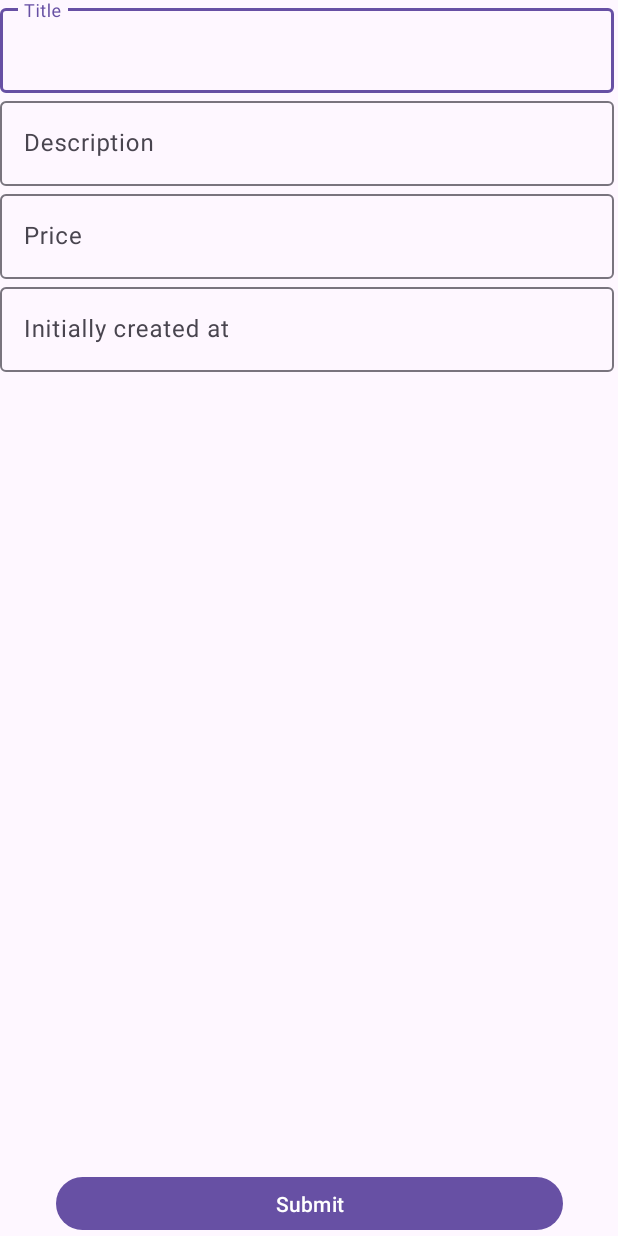
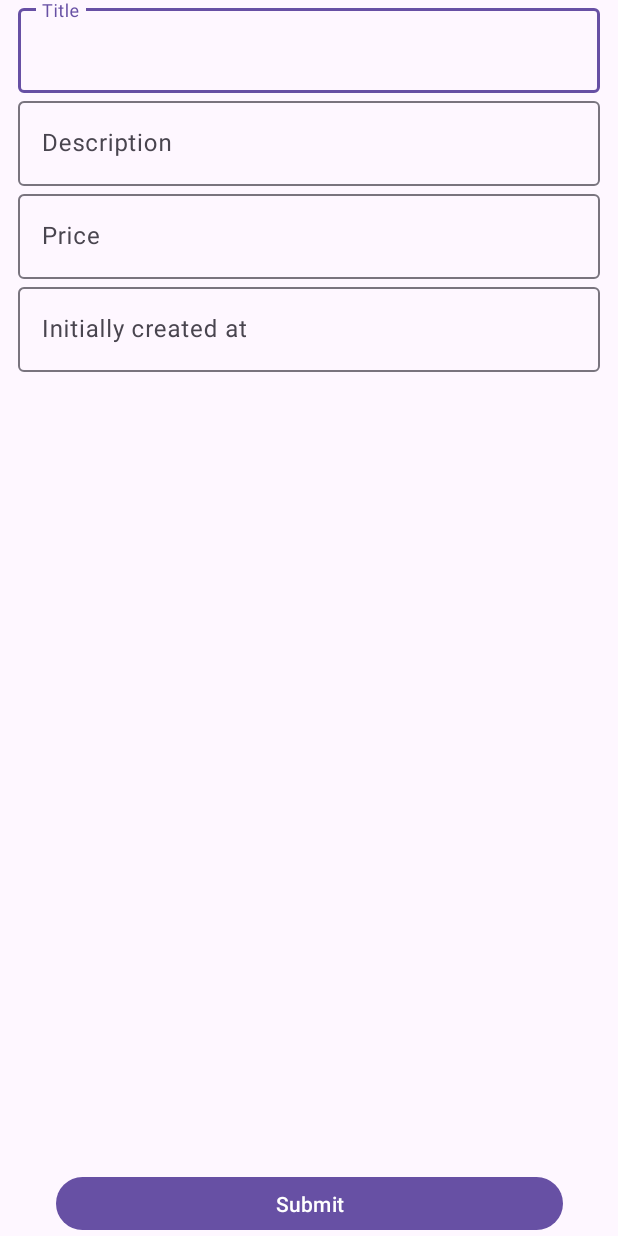
Before and after one commit to craftidev/ENI-android-studio, an Android app: the screen it shows after launch (MainActivity), on a phone screen of 412 x 824 dp. Run offline under Robolectric (Android 15) with nearby library versions, the phone set to English and light mode, and no system bars.

Commit message:
add margin first exercise enishop

```diff
--- a/enishop/src/main/res/layout/activity_main.xml
+++ b/enishop/src/main/res/layout/activity_main.xml
@@ -8,60 +8,65 @@
 
     <com.google.android.material.textfield.TextInputLayout
         android:id="@+id/textInputLayout"
-        android:layout_width="409dp"
+        android:layout_width="0dp"
         android:layout_height="wrap_content"
-        app:layout_constraintTop_toTopOf="parent"
-        tools:layout_editor_absoluteX="1dp">
+        app:layout_constraintEnd_toStartOf="@+id/guideline2"
+        app:layout_constraintStart_toStartOf="@+id/guideline"
+        app:layout_constraintTop_toTopOf="parent">
 
         <com.google.android.material.textfield.TextInputEditText
             android:id="@+id/title"
             android:layout_width="match_parent"
-            android:layout_height="wrap_content"
+            android:layout_height="match_parent"
             android:hint="Title"
             android:inputType="text" />
     </com.google.android.material.textfield.TextInputLayout>
 
     <com.google.android.material.textfield.TextInputLayout
         android:id="@+id/textInputLayout2"
-        android:layout_width="409dp"
+        android:layout_width="0dp"
         android:layout_height="wrap_content"
-        app:layout_constraintTop_toBottomOf="@+id/textInputLayout"
-        tools:layout_editor_absoluteX="1dp">
+        app:layout_constraintEnd_toStartOf="@+id/guideline2"
+        app:layout_constraintStart_toStartOf="@+id/guideline"
+        app:layout_constraintTop_toBottomOf="@+id/textInputLayout">
 
         <com.google.android.material.textfield.TextInputEditText
             android:id="@+id/description"
             android:layout_width="match_parent"
-            android:layout_height="wrap_content"
+            android:layout_height="match_parent"
             android:hint="Description"
             android:inputType="text" />
     </com.google.android.material.textfield.TextInputLayout>
 
     <com.google.android.material.textfield.TextInputLayout
         android:id="@+id/textInputLayout3"
-        android:layout_width="409dp"
+        android:layout_width="0dp"
         android:layout_height="wrap_content"
-        app:layout_constraintTop_toBottomOf="@+id/textInputLayout2"
-        tools:layout_editor_absoluteX="1dp">
+        app:layout_constraintEnd_toStartOf="@+id/guideline2"
+        app:layout_constraintStart_toStartOf="@+id/guideline"
+        app:layout_constraintTop_toBottomOf="@+id/textInputLayout2">
 
         <com.google.android.material.textfield.TextInputEditText
             android:id="@+id/price"
             android:layout_width="match_parent"
-            android:layout_height="wrap_content"
-            android:hint="Price"
+            android:layout_height="match_parent"
+            android:hint="@string/price"
             android:inputType="number" />
     </com.google.android.material.textfield.TextInputLayout>
 
     <com.google.android.material.textfield.TextInputLayout
-        android:layout_width="409dp"
+        android:id="@+id/textInputLayout4"
+        android:layout_width="0dp"
         android:layout_height="wrap_content"
-        app:layout_constraintTop_toBottomOf="@+id/textInputLayout3"
-        tools:layout_editor_absoluteX="1dp">
+        app:layout_constraintEnd_toStartOf="@+id/guideline2"
+        app:layout_constraintStart_toStartOf="@+id/guideline"
+        app:layout_constraintTop_toBottomOf="@+id/textInputLayout3">
 
         <com.google.android.material.textfield.TextInputEditText
             android:id="@+id/created"
             android:layout_width="match_parent"
-            android:layout_height="wrap_content"
-            android:hint="Initially created at"
+            android:layout_height="match_parent"
+            android:hint="@string/initially_created_at"
             android:inputType="datetime" />
     </com.google.android.material.textfield.TextInputLayout>
 
@@ -69,9 +74,23 @@
         android:id="@+id/submit"
         android:layout_width="338dp"
         android:layout_height="43dp"
-        android:text="Submit"
+        android:text="@string/submit"
         app:layout_constraintBottom_toBottomOf="parent"
-        app:layout_constraintEnd_toEndOf="parent"
-        app:layout_constraintStart_toStartOf="parent" />
+        app:layout_constraintEnd_toStartOf="@+id/guideline2"
+        app:layout_constraintStart_toStartOf="@+id/guideline" />
+
+    <androidx.constraintlayout.widget.Guideline
+        android:id="@+id/guideline"
+        android:layout_width="wrap_content"
+        android:layout_height="wrap_content"
+        android:orientation="vertical"
+        app:layout_constraintGuide_end="400dp" />
+
+    <androidx.constraintlayout.widget.Guideline
+        android:id="@+id/guideline2"
+        android:layout_width="wrap_content"
+        android:layout_height="wrap_content"
+        android:orientation="vertical"
+        app:layout_constraintGuide_begin="400dp" />
 
 </androidx.constraintlayout.widget.ConstraintLayout>
--- a/enishop/src/main/res/values/strings.xml
+++ b/enishop/src/main/res/values/strings.xml
@@ -1,3 +1,6 @@
 <resources>
     <string name="app_name">eniShop</string>
+    <string name="submit">Submit</string>
+    <string name="initially_created_at">Initially created at</string>
+    <string name="price">Price</string>
 </resources>
```
